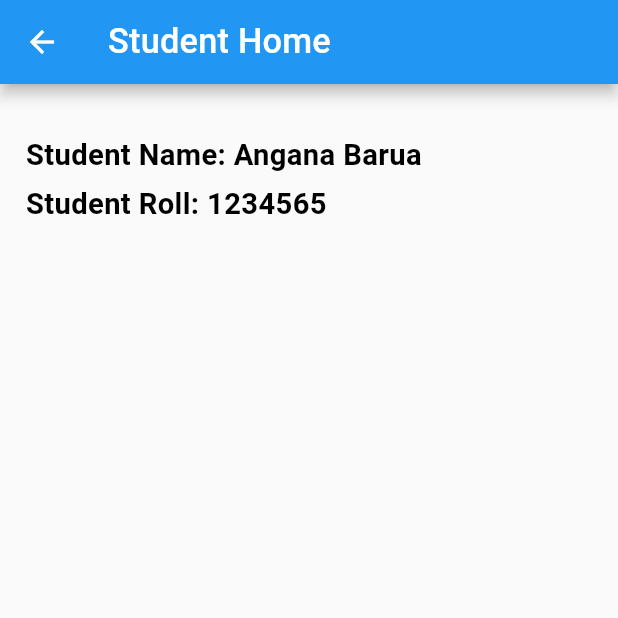
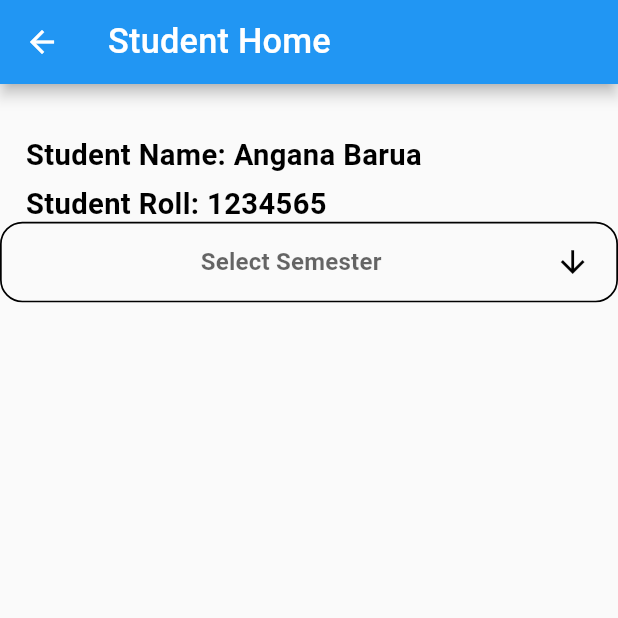
Before and after one commit to thohid44/angana, a Flutter app: the StudentHome screen opened directly, on a phone screen of 412 x 824 dp, the top half of it. Run offline on Flutter 3.47's test engine with Material 2 defaults, Android fonts, the light colour scheme and no system bars; our stand-ins replace firebase_core, firebase_messaging, flutter_local_notifications, flutter_screenutil; accounts and stored records are empty; network calls fail; Roboto replaces fonts that are missing (Manjari).

Commit message:
student show course

```diff
--- a/lib/model/student_course_model.dart
+++ b/lib/model/student_course_model.dart
@@ -1,13 +1,15 @@
-
+// To parse this JSON data, do
+//
+//     final studentCourseModel = studentCourseModelFromJson(jsonString);
 
 import 'dart:convert';
 
-List<StudentCourseModel> studentCourseModelFromJson(String str) => List<StudentCourseModel>.from(json.decode(str).map((x) => StudentCourseModel.fromJson(x)));
+List<StudentCourseResponse> studentCourseModelFromJson(String str) => List<StudentCourseResponse>.from(json.decode(str).map((x) => StudentCourseResponse.fromJson(x)));
 
-String studentCourseModelToJson(List<StudentCourseModel> data) => json.encode(List<dynamic>.from(data.map((x) => x.toJson())));
+String studentCourseModelToJson(List<StudentCourseResponse> data) => json.encode(List<dynamic>.from(data.map((x) => x.toJson())));
 
-class StudentCourseModel {
-    StudentCourseModel({
+class StudentCourseResponse {
+    StudentCourseResponse({
         this.id,
         this.course,
         this.courseCode,
@@ -28,12 +30,12 @@ class StudentCourseModel {
     String? credit;
     String? status;
     String? examtype;
-    dynamic courseFee;
-    dynamic examFee;
+    int? courseFee;
+    int? examFee;
     dynamic message;
     int? messageCode;
 
-    factory StudentCourseModel.fromJson(Map<String, dynamic> json) => StudentCourseModel(
+    factory StudentCourseResponse.fromJson(Map<String, dynamic> json) => StudentCourseResponse(
         id: json["Id"],
         course: json["Course"],
         courseCode: json["CourseCode"],
--- a/lib/views/studentHome.dart
+++ b/lib/views/studentHome.dart
@@ -1,10 +1,12 @@
 import 'dart:convert';
 
 import 'package:angana/model/student_course_model.dart';
+import 'package:angana/views/student_show_course.dart';
+
 import 'package:flutter/material.dart';
-import 'package:flutter/services.dart' as rootBundle;
+
 import 'package:flutter_screenutil/flutter_screenutil.dart';
-
+import 'package:http/http.dart' as http;
 class StudentHome extends StatefulWidget {
   const StudentHome({Key? key}) : super(key: key);
 
@@ -18,13 +20,20 @@ void initState(){
   fetchstudentCourseModel();
   super.initState();
 }
-  Future<List<StudentCourseModel>> fetchstudentCourseModel() async{
-    final  jsonData =  await rootBundle.rootBundle.loadString('assets/student_course.json');
+var client = http.Client();
+var selector;
+List<StudentCourseResponse> std_course_list=[];
 
-    final list = json.decode(jsonData.toString()) as List<dynamic>;
+ Future<List<StudentCourseResponse>> fetchstudentCourseModel() async{
 
-    return list.map((e) => StudentCourseModel.fromJson(e)).toList();
+  var response = await client.get(Uri.parse("http://puc.ac.bd:8098/api/Student/SessionCourse?user=1703310201452&sessionID=170&programID=1"));
+   var  res = jsonDecode(response.body);
+   for (var item in res) {
+     StudentCourseResponse  list = StudentCourseResponse.fromJson(item);
+   }
 
+
+return [];
   }
   @override
   Widget build(BuildContext context) {
@@ -47,6 +56,74 @@ void initState(){
             ),
           ),
 
+               Container(
+              height: 45.h,
+              padding: EdgeInsets.symmetric(vertical: 5.h, horizontal: 15.w),
+              decoration: BoxDecoration(
+                  border: Border.all(
+                    width: 1.w,
+                  ),
+                  borderRadius: BorderRadius.circular(13.r)),
+              child: DropdownButton(
+                onChanged: (value) {
+                  setState(() {
+                    selector = value.toString();
+                  });
+                  if (selector == 'Physics') {
+                    Navigator.push(
+                        context,
+                        MaterialPageRoute(
+                            builder: (context) => StudentShowCourse()));
+                  }
+                },
+                value: selector,
+
+                // Hide the default underline
+                underline: Container(),
+                hint: Center(
+                    child: Text(
+                  'Select Semester',
+                  style: TextStyle(
+                      fontFamily: 'Manjari',
+                      fontWeight: FontWeight.w700,
+                      fontSize: 14.sp),
+                )),
+                icon: Icon(
+                  Icons.arrow_downward,
+                  color: Colors.black,
+                  size: 20.h,
+                ),
+                isExpanded: true,
+
+                // The list of options
+                items: std_course_list
+                    .map((map) => DropdownMenuItem(
+                          child: Container(
+                            alignment: Alignment.centerLeft,
+                            child: Text(
+                              map.course.toString(),
+                              style: TextStyle(
+                                  fontSize: 14.sp, fontWeight: FontWeight.w700),
+                            ),
+                          ),
+                          value: map,
+                        ))
+                    .toList(),
+
+                // Customize the selected item
+                selectedItemBuilder: (BuildContext context) => std_course_list
+                    .map((map) => Center(
+                          child: Text(
+                            map.toString(),
+                            style: TextStyle(
+                                fontFamily: 'Manjari',
+                                fontWeight: FontWeight.w400,
+                                fontSize: 12.sp),
+                          ),
+                        ))
+                    .toList(),
+              ),
+            ),
 
         ],
       )
```
Also changed, not shown: lib/model/student_session_model.dart (+29 -9 lines), lib/views/student_show_course.dart (added).
